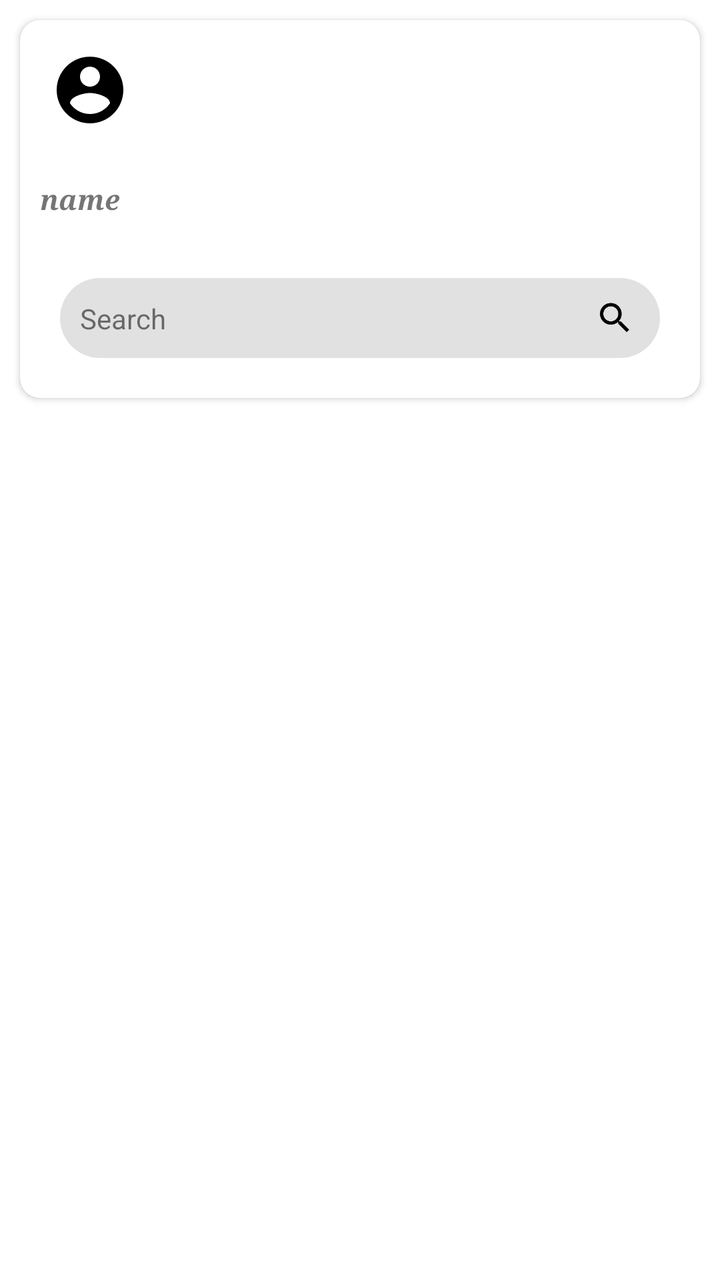
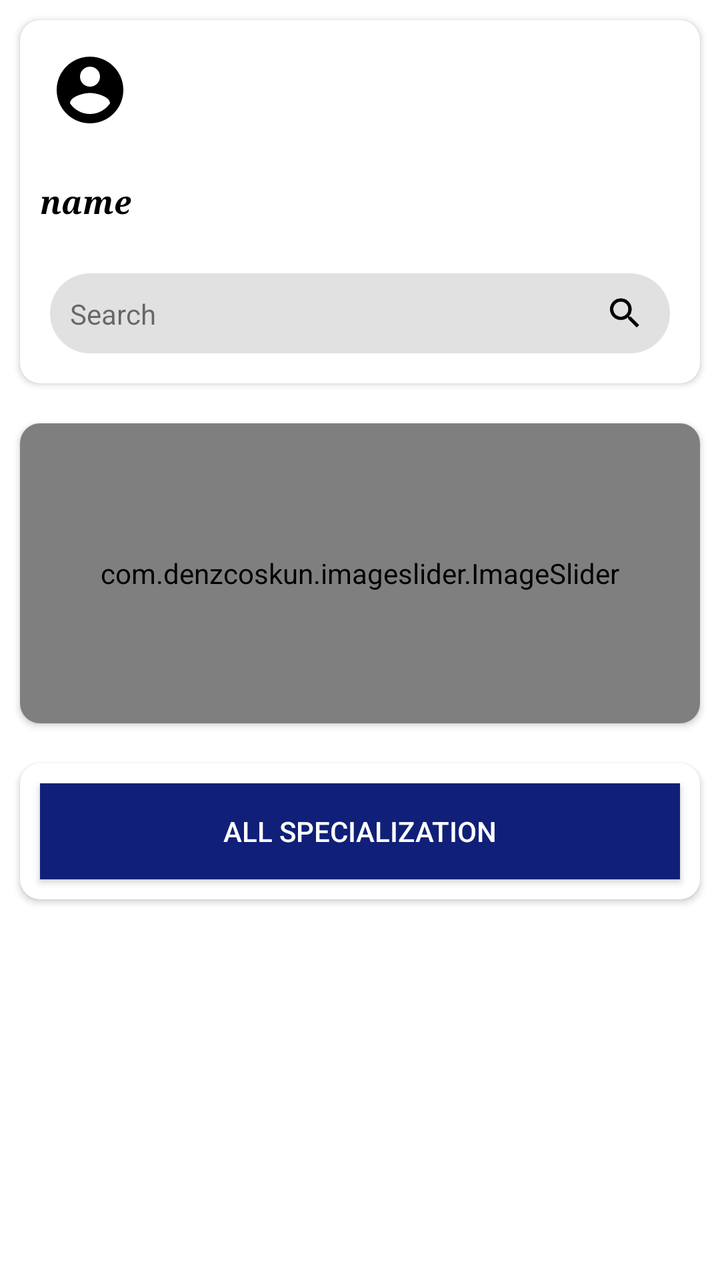

The first picture is an Android layout as it rendered before a commit; the second is the same layout after the commit. The layout source and the unified diff follow.
<!-- AndroidManifest.xml: application theme Theme.LawAdvat -->
<!-- res/layout/fragment_home.xml -->
<?xml version="1.0" encoding="utf-8"?>
<androidx.appcompat.widget.LinearLayoutCompat xmlns:android="http://schemas.android.com/apk/res/android"
    xmlns:app="http://schemas.android.com/apk/res-auto"
    xmlns:tools="http://schemas.android.com/tools"
    android:layout_width="match_parent"
    android:layout_height="match_parent"
    android:orientation="vertical"
    tools:context=".ui.appointment.HomeFragment">
    <androidx.cardview.widget.CardView
        android:layout_width="match_parent"
        android:layout_height="wrap_content"
        android:padding="10dp"
        android:layout_margin="10dp"
        app:cardCornerRadius="10dp">
        <LinearLayout
            android:layout_width="match_parent"
            android:layout_height="wrap_content"
            android:orientation="vertical"
            >
            <ImageView
                android:id="@+id/profile"
                android:layout_margin="15dp"
                android:layout_width="40dp"
                android:layout_height="40dp"
                app:srcCompat="@drawable/baseline_account_circle_24" />
            <TextView
                android:id="@+id/name"
                android:layout_margin="10dp"
                android:layout_marginStart="15dp"
                android:layout_width="wrap_content"
                android:textStyle="italic|bold"
                android:fontFamily="serif"
                android:layout_height="wrap_content"
                android:text="name"/>
            <androidx.constraintlayout.widget.ConstraintLayout
                android:id="@+id/search"
                android:layout_width="match_parent"
                android:layout_height="wrap_content"
                android:layout_margin="20dp"
                android:backgroundTintMode="multiply"
                android:backgroundTint="#1E000000"
                android:padding="10dp"
                android:background="@drawable/buttonradius">

                <TextView
                    android:layout_width="wrap_content"
                    android:layout_height="wrap_content"
                    android:text="Search"
                    app:layout_constraintBottom_toBottomOf="parent"
                    app:layout_constraintStart_toStartOf="parent"
                    app:layout_constraintTop_toTopOf="parent" />

                <ImageView
                    android:layout_width="25dp"
                    android:layout_height="20dp"
                    app:layout_constraintBottom_toBottomOf="parent"
                    app:layout_constraintEnd_toEndOf="parent"
                    app:layout_constraintTop_toTopOf="parent"
                    app:srcCompat="@drawable/baseline_search_24" />
            </androidx.constraintlayout.widget.ConstraintLayout>
        </LinearLayout>
    </androidx.cardview.widget.CardView>
    <androidx.cardview.widget.CardView
        android:layout_width="match_parent"
        android:layout_height="wrap_content"
        android:padding="10dp"
        android:layout_margin="10dp"
        app:cardCornerRadius="10dp">
    <LinearLayout
        android:layout_width="match_parent"
        android:layout_height="wrap_content"
        android:orientation="vertical"
        >

    </LinearLayout>
    </androidx.cardview.widget.CardView>
</androidx.appcompat.widget.LinearLayoutCompat>
<!-- resources referenced by this layout -->
<resources>
  <!-- drawable baseline_account_circle_24 (drawable) -->
  <vector android:height="24dp" android:tint="#000000"
      android:viewportHeight="24" android:viewportWidth="24"
      android:width="24dp" xmlns:android="http://schemas.android.com/apk/res/android">
      <path android:fillColor="@android:color/white" android:pathData="M12,2C6.48,2 2,6.48 2,12s4.48,10 10,10 10,-4.48 10,-10S17.52,2 12,2zM12,5c1.66,0 3,1.34 3,3s-1.34,3 -3,3 -3,-1.34 -3,-3 1.34,-3 3,-3zM12,19.2c-2.5,0 -4.71,-1.28 -6,-3.22 0.03,-1.99 4,-3.08 6,-3.08 1.99,0 5.97,1.09 6,3.08 -1.29,1.94 -3.5,3.22 -6,3.22z"/>
  </vector>
  <!-- drawable baseline_search_24 (drawable) -->
  <vector android:height="24dp" android:tint="#000000"
      android:viewportHeight="24" android:viewportWidth="24"
      android:width="24dp" xmlns:android="http://schemas.android.com/apk/res/android">
      <path android:fillColor="@android:color/white" android:pathData="M15.5,14h-0.79l-0.28,-0.27C15.41,12.59 16,11.11 16,9.5 16,5.91 13.09,3 9.5,3S3,5.91 3,9.5 5.91,16 9.5,16c1.61,0 3.09,-0.59 4.23,-1.57l0.27,0.28v0.79l5,4.99L20.49,19l-4.99,-5zM9.5,14C7.01,14 5,11.99 5,9.5S7.01,5 9.5,5 14,7.01 14,9.5 11.99,14 9.5,14z"/>
  </vector>
  <!-- drawable buttonradius (drawable) -->
  <?xml version="1.0" encoding="utf-8"?>
  <shape xmlns:android="http://schemas.android.com/apk/res/android">
  <corners
      android:radius="20dp"/>
  </shape>
  <style name="Theme.LawAdvat" parent="Theme.MaterialComponents.DayNight.DarkActionBar">
          
          <item name="colorPrimary">@color/white</item>
          <item name="colorPrimaryVariant">#FFFFFF</item>
          <item name="colorOnPrimary">#009688</item>
          
          <item name="colorSecondary">@color/teal_200</item>
          <item name="colorSecondaryVariant">@color/teal_700</item>
          <item name="colorOnSecondary">#FFFFFF</item>
          
          <item name="android:statusBarColor">#FFFFFF</item>
          
          <item name="titleTextStyle">@color/black</item>
      </style>
  <color name="white">#FFFFFFFF</color>
  <color name="teal_200">#FF03DAC5</color>
  <color name="teal_700">#FF018786</color>
  <color name="black">#FF000000</color>
</resources>

<!-- the commit's change to res/layout/fragment_home.xml (unified diff, before → after) -->
@@ -5,7 +5,14 @@
     android:layout_width="match_parent"
     android:layout_height="match_parent"
     android:orientation="vertical"
-    tools:context=".ui.appointment.HomeFragment">
+    tools:context=".ui.home.HomeFragment">
+    <ScrollView
+        android:layout_width="match_parent"
+        android:layout_height="match_parent">
+    <LinearLayout
+        android:layout_width="match_parent"
+        android:layout_height="match_parent"
+        android:orientation="vertical">
     <androidx.cardview.widget.CardView
         android:layout_width="match_parent"
         android:layout_height="wrap_content"
@@ -23,20 +30,23 @@
                 android:layout_width="40dp"
                 android:layout_height="40dp"
                 app:srcCompat="@drawable/baseline_account_circle_24" />
+
             <TextView
                 android:id="@+id/name"
+                android:layout_width="wrap_content"
+                android:layout_height="wrap_content"
                 android:layout_margin="10dp"
+                android:textSize="16sp"
                 android:layout_marginStart="15dp"
-                android:layout_width="wrap_content"
-                android:textStyle="italic|bold"
                 android:fontFamily="serif"
-                android:layout_height="wrap_content"
-                android:text="name"/>
+                android:text="name"
+                android:textColor="#000000"
+                android:textStyle="italic|bold" />
             <androidx.constraintlayout.widget.ConstraintLayout
                 android:id="@+id/search"
                 android:layout_width="match_parent"
                 android:layout_height="wrap_content"
-                android:layout_margin="20dp"
+                android:layout_margin="15dp"
                 android:backgroundTintMode="multiply"
                 android:backgroundTint="#1E000000"
                 android:padding="10dp"
@@ -71,7 +81,43 @@
         android:layout_height="wrap_content"
         android:orientation="vertical"
         >
-
+        <com.denzcoskun.imageslider.ImageSlider
+            android:id="@+id/image_slider"
+            android:layout_width="match_parent"
+            android:layout_height="150dp"
+            app:iss_auto_cycle="true"
+            app:iss_period="1000"
+            app:iss_delay="1000"
+            android:padding="05dp"
+            app:iss_text_align="CENTER"/>
     </LinearLayout>
     </androidx.cardview.widget.CardView>
+    <androidx.cardview.widget.CardView
+        android:layout_width="match_parent"
+        android:layout_height="wrap_content"
+        android:padding="10dp"
+        android:layout_margin="10dp"
+        app:cardCornerRadius="10dp">
+        <LinearLayout
+            android:layout_width="match_parent"
+            android:layout_height="wrap_content"
+            android:orientation="vertical"
+            >
+           <androidx.recyclerview.widget.RecyclerView
+               android:layout_width="match_parent"
+               android:layout_height="wrap_content"
+               android:id="@+id/specification_recyclerview"/>
+            <androidx.appcompat.widget.AppCompatButton
+                android:layout_width="match_parent"
+                android:layout_height="wrap_content"
+                android:background="#102078"
+                android:id="@+id/btn_specifiction"
+                android:text="All SPECIALIZATION"
+                android:textColor="@color/white"
+                android:padding="10dp"
+                android:layout_margin="10dp"/>
+        </LinearLayout>
+    </androidx.cardview.widget.CardView>
+    </LinearLayout>
+    </ScrollView>
 </androidx.appcompat.widget.LinearLayoutCompat>
